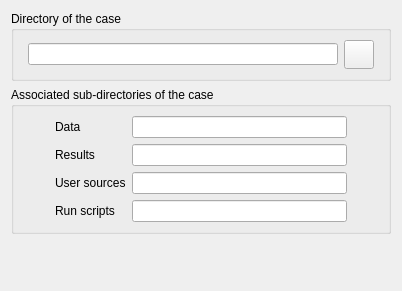
This is gui/Pages/IdentityAndPathesForm.ui in code-saturne/code_saturne as Qt 5 draws it before an edit. The edited form follows.
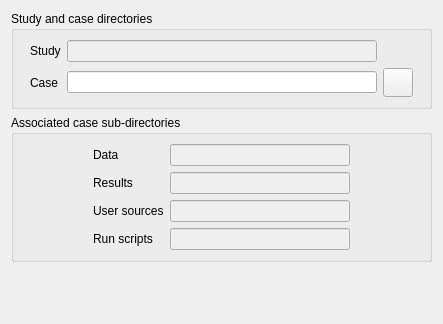
This is the edited form. Icons and pictures are not drawn.

Commit message: GUI: Improve titlebar handling and remove Identity and paths widget.

```diff
--- a/gui/Pages/IdentityAndPathesForm.ui
+++ b/gui/Pages/IdentityAndPathesForm.ui
@@ -6,8 +6,8 @@
    <rect>
     <x>0</x>
     <y>0</y>
-    <width>402</width>
-    <height>291</height>
+    <width>443</width>
+    <height>324</height>
    </rect>
   </property>
   <property name="windowTitle">
@@ -20,12 +20,12 @@
       <string>&lt;html&gt;&lt;head/&gt;&lt;body&gt;&lt;p&gt;&lt;span style=&quot; font-size:9pt;&quot;&gt;Define the case directory. Please give the absolute path of the case directory or use the dialog box.&lt;/span&gt;&lt;/p&gt;&lt;/body&gt;&lt;/html&gt;</string>
      </property>
      <property name="title">
-      <string>Directory of the case</string>
+      <string>Study and case directories</string>
      </property>
      <layout class="QGridLayout">
-      <item row="0" column="0">
-       <layout class="QHBoxLayout">
-        <item>
+      <item row="1" column="0">
+       <layout class="QGridLayout" name="gridLayout">
+        <item row="1" column="0">
          <spacer>
           <property name="orientation">
            <enum>Qt::Horizontal</enum>
@@ -38,23 +38,27 @@
           </property>
          </spacer>
         </item>
-        <item>
-         <widget class="QLineEdit" name="lineEditCasePath">
-          <property name="minimumSize">
+        <item row="1" column="4">
+         <spacer>
+          <property name="orientation">
+           <enum>Qt::Horizontal</enum>
+          </property>
+          <property name="sizeHint" stdset="0">
            <size>
-            <width>310</width>
-            <height>0</height>
+            <width>16</width>
+            <height>22</height>
            </size>
           </property>
-          <property name="toolTip">
-           <string>&lt;html&gt;&lt;head/&gt;&lt;body&gt;&lt;p&gt;&lt;span style=&quot; font-size:9pt;&quot;&gt;Define the case directory. Please give the absolute path of the case directory or use the dialog box.&lt;/span&gt;&lt;/p&gt;&lt;/body&gt;&lt;/html&gt;</string>
-          </property>
-          <property name="statusTip">
-           <string>Please give the absolute path of the case directory or use the dialog box.</string>
+         </spacer>
+        </item>
+        <item row="0" column="2">
+         <widget class="QLineEdit" name="lineEditStudyPath">
+          <property name="enabled">
+           <bool>false</bool>
           </property>
          </widget>
         </item>
-        <item>
+        <item row="1" column="3">
          <widget class="QToolButton" name="toolButton">
           <property name="toolTip">
            <string>&lt;html&gt;&lt;head/&gt;&lt;body&gt;&lt;p&gt;&lt;span style=&quot; font-size:9pt;&quot;&gt;Define the case directory. Please give the absolute path of the case directory or use the dialog box.&lt;/span&gt;&lt;/p&gt;&lt;/body&gt;&lt;/html&gt;</string>
@@ -80,18 +84,35 @@
           </property>
          </widget>
         </item>
-        <item>
-         <spacer>
-          <property name="orientation">
-           <enum>Qt::Horizontal</enum>
-          </property>
-          <property name="sizeHint" stdset="0">
+        <item row="1" column="2">
+         <widget class="QLineEdit" name="lineEditCasePath">
+          <property name="minimumSize">
            <size>
-            <width>16</width>
-            <height>22</height>
+            <width>310</width>
+            <height>0</height>
            </size>
           </property>
-         </spacer>
+          <property name="toolTip">
+           <string>&lt;html&gt;&lt;head/&gt;&lt;body&gt;&lt;p&gt;&lt;span style=&quot; font-size:9pt;&quot;&gt;Define the case directory. Please give the absolute path of the case directory or use the dialog box.&lt;/span&gt;&lt;/p&gt;&lt;/body&gt;&lt;/html&gt;</string>
+          </property>
+          <property name="statusTip">
+           <string>Please give the absolute path of the case directory or use the dialog box.</string>
+          </property>
+         </widget>
+        </item>
+        <item row="1" column="1">
+         <widget class="QLabel" name="labelCase">
+          <property name="text">
+           <string>Case</string>
+          </property>
+         </widget>
+        </item>
+        <item row="0" column="1">
+         <widget class="QLabel" name="labelStudy">
+          <property name="text">
+           <string>Study</string>
+          </property>
+         </widget>
         </item>
        </layout>
       </item>
@@ -104,7 +125,7 @@
       <string>&lt;html&gt;&lt;head/&gt;&lt;body&gt;&lt;p&gt;&lt;span style=&quot; font-size:9pt;&quot;&gt;Associated sub-directories of the case. This is filled automatically.&lt;/span&gt;&lt;/p&gt;&lt;/body&gt;&lt;/html&gt;</string>
      </property>
      <property name="title">
-      <string>Associated sub-directories of the case</string>
+      <string>Associated case sub-directories</string>
      </property>
      <layout class="QGridLayout">
       <item row="0" column="0">
@@ -136,9 +157,12 @@
           </item>
           <item row="0" column="1">
            <widget class="QLineEdit" name="lineEditData">
+            <property name="enabled">
+             <bool>false</bool>
+            </property>
             <property name="minimumSize">
              <size>
-              <width>215</width>
+              <width>180</width>
               <height>0</height>
              </size>
             </property>
@@ -162,9 +186,12 @@
           </item>
           <item row="1" column="1">
            <widget class="QLineEdit" name="lineEditResults">
+            <property name="enabled">
+             <bool>false</bool>
+            </property>
             <property name="minimumSize">
              <size>
-              <width>215</width>
+              <width>180</width>
               <height>0</height>
              </size>
             </property>
@@ -188,9 +215,12 @@
           </item>
           <item row="2" column="1">
            <widget class="QLineEdit" name="lineEditUserSrc">
+            <property name="enabled">
+             <bool>false</bool>
+            </property>
             <property name="minimumSize">
              <size>
-              <width>215</width>
+              <width>180</width>
               <height>0</height>
              </size>
             </property>
@@ -214,9 +244,12 @@
           </item>
           <item row="3" column="1">
            <widget class="QLineEdit" name="lineEditScripts">
+            <property name="enabled">
+             <bool>false</bool>
+            </property>
             <property name="minimumSize">
              <size>
-              <width>215</width>
+              <width>180</width>
               <height>0</height>
              </size>
             </property>
```
The commit also changes 17 other files.
